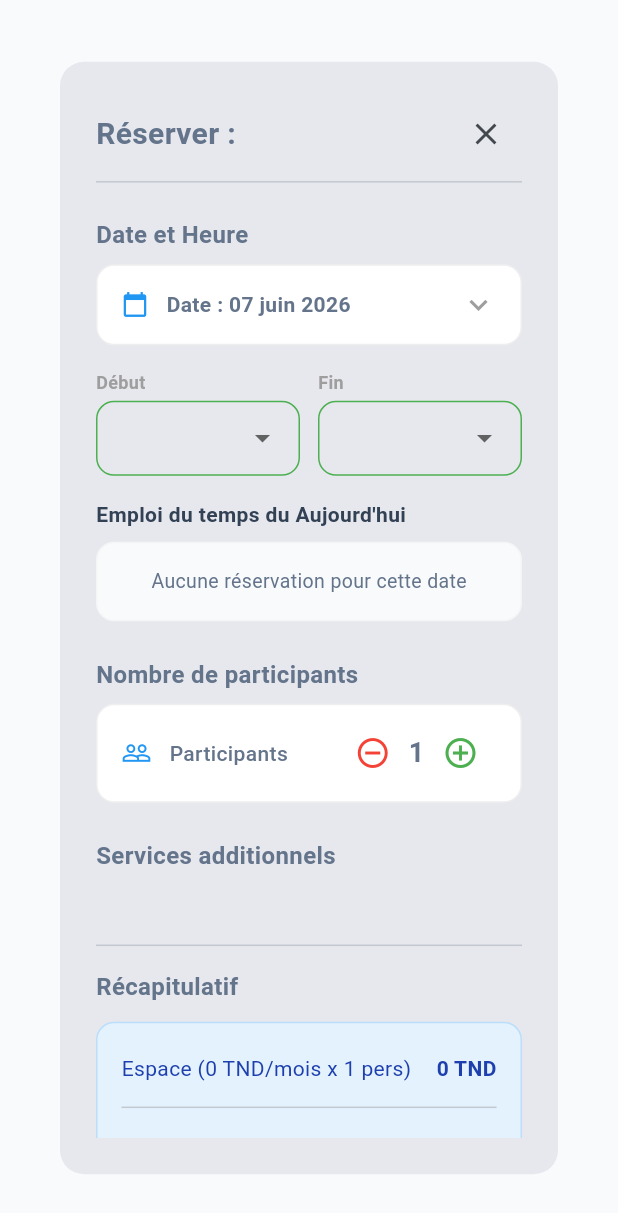
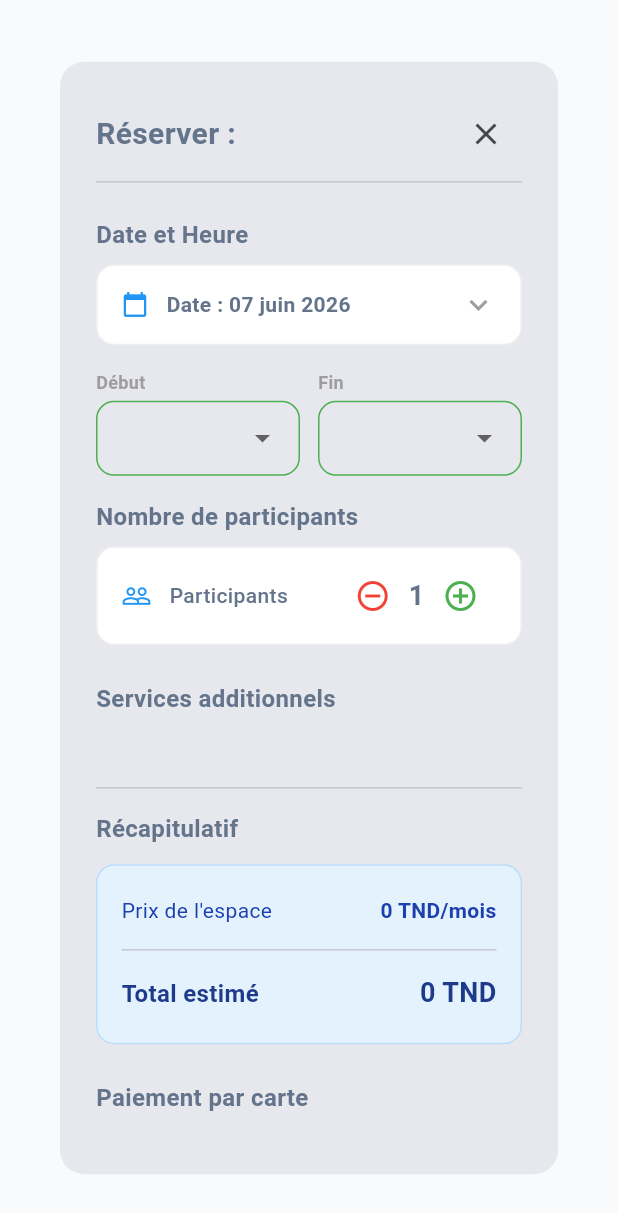
Before and after one commit to yesmine02/sunspace, a Flutter app: the BookingDialog widget shown alone on an empty page, opened directly with empty values, on a phone screen of 412 x 824 dp. Shown: the top 1213 px of the screen. Run offline on Flutter 3.47's test engine with Material 3 defaults, Android fonts, the phone set to English and light mode, and no system bars; our stand-ins replace file_picker, get, image_picker, shared_preferences; accounts and stored records are empty; network calls fail.

Commit message:
booking dialog

```diff
--- a/lib/widgets/shared/booking_dialog.dart
+++ b/lib/widgets/shared/booking_dialog.dart
@@ -34,11 +34,6 @@ class BookingDialog extends StatelessWidget {
       controller.numberOfPeople.value = initialParticipants ?? 1;
       controller.hasChosenStartTime.value = false;
       controller.hasChosenEndTime.value = false;
-
-      controller.fetchSpaceReservationsOnDay(
-        space.documentId ?? space.id.toString(),
-        controller.startDateTime.value,
-      );
     });
 
     return Dialog(
@@ -88,10 +83,6 @@ class BookingDialog extends StatelessWidget {
               _buildDateTimePicker(context, controller),
               const SizedBox(height: 16),
 
-              // Nouvel Emploi du temps (Schedule)
-              _buildScheduleView(controller),
-              const SizedBox(height: 24),
-
               // 1b. Nombre de personnes
               const Text(
                 "Nombre de participants",
@@ -132,19 +123,18 @@ class BookingDialog extends StatelessWidget {
                           .inMinutes /
                       60.0;
                   final displayHours = hours < 1.0 ? 1.0 : hours;
-                  final int participants = controller.numberOfPeople.value;
 
                   return Column(
                     children: [
                       if (controller.isMonthly.value)
                         _buildPriceRow(
-                          "Espace (${space.monthlyPrice.toInt()} TND/mois x $participants pers)",
-                          "${(space.monthlyPrice * participants).toInt()} TND",
+                          "Prix de l'espace",
+                          "${space.monthlyPrice.toInt()} TND/mois",
                         )
                       else
                         _buildPriceRow(
-                          "Espace (${space.hourlyPrice.toInt()} TND/h x ${displayHours.toStringAsFixed(displayHours == displayHours.toInt() ? 0 : 1)}h x $participants pers)",
-                          "${(displayHours * space.hourlyPrice * participants).toInt()} TND",
+                          "Espace (${space.hourlyPrice.toInt()} TND/h x ${displayHours.toStringAsFixed(displayHours == displayHours.toInt() ? 0 : 1)}h)",
+                          "${(displayHours * space.hourlyPrice).toInt()} TND",
                         ),
 
                       if (controller.selectedServices.isNotEmpty)
@@ -172,110 +162,103 @@ class BookingDialog extends StatelessWidget {
 
               // Bouton final
               Obx(() {
-                return SizedBox(
-                  width: double.infinity,
-                  child: ElevatedButton(
-                    onPressed: controller.isLoading.value
-                        ? null
-                        : () async {
-                            // Vérification capacité max
-                            if (controller.numberOfPeople.value > space.capacity) {
-                              Get.dialog(
-                                AlertDialog(
-                                  shape: RoundedRectangleBorder(
-                                    borderRadius: BorderRadius.circular(16),
-                                  ),
-                                  title: Row(
-                                    children: [
-                                      Icon(Icons.people_alt_rounded, color: Colors.red.shade600),
-                                      const SizedBox(width: 10),
-                                      const Text("Capacité dépassée"),
-                                    ],
-                                  ),
-                                  content: Text(
-                                    "Le nombre de participants dépasse la capacité maximale de la salle (${space.capacity} places).",
-                                  ),
-                                  actions: [
-                                    TextButton(
-                                      onPressed: () => Get.back(),
-                                      child: const Text(
-                                        "D'accord",
-                                        style: TextStyle(
-                                          fontWeight: FontWeight.bold,
-                                          color: Colors.blue,
-                                        ),
-                                      ),
-                                    ),
-                                  ],
-                                ),
-                              );
-                              return;
-                            }
+                // 1. Vérification Capacité Max
+                final bool capacityExceeded =
+                    controller.numberOfPeople.value > space.capacity;
 
-                            // Vérification chevauchement / places restantes
+                // 2. Vérification Chevauchements (Places restantes sur le créneau)
                 int occupied = 0;
                 final start = controller.startDateTime.value;
                 final end = controller.endDateTime.value;
+
                 for (var res in controller.spaceReservationsOnDay) {
                   if (start.isBefore(res.endDateTime) &&
                       end.isAfter(res.startDateTime)) {
                     occupied += res.numberOfPeople;
                   }
                 }
+
                 final int remaining = space.capacity - occupied;
-                            if (controller.numberOfPeople.value > remaining) {
-                              Get.dialog(
-                                AlertDialog(
-                                  shape: RoundedRectangleBorder(
-                                    borderRadius: BorderRadius.circular(16),
+                final bool slotFull =
+                    controller.numberOfPeople.value > remaining;
+
+                return Column(
+                  children: [
+                    if (capacityExceeded || slotFull)
+                      Padding(
+                        padding: const EdgeInsets.only(bottom: 12),
+                        child: Container(
+                          padding: const EdgeInsets.all(10),
+                          decoration: BoxDecoration(
+                            color: Colors.red.shade50,
+                            borderRadius: BorderRadius.circular(8),
+                            border: Border.all(color: Colors.red.shade200),
                           ),
-                                  title: Row(
+                          child: Row(
                             children: [
-                                      Icon(Icons.event_busy_rounded, color: Colors.orange.shade700),
-                                      const SizedBox(width: 10),
-                                      const Text("Créneau complet"),
-                                    ],
+                              Icon(
+                                Icons.error_outline,
+                                color: Colors.red.shade700,
+                                size: 20,
                               ),
-                                  content: Text(
-                                    "La salle est complète sur ce créneau. Il reste $remaining place(s) disponible(s).",
-                                  ),
-                                  actions: [
-                                    TextButton(
-                                      onPressed: () => Get.back(),
-                                      child: const Text(
-                                        "D'accord",
+                              const SizedBox(width: 8),
+                              Expanded(
+                                child: Text(
+                                  capacityExceeded
+                                      ? "Capacité max dépassée (${space.capacity} places)."
+                                      : "Salle complète sur ce créneau (Il reste $remaining places).",
                                   style: TextStyle(
+                                    color: Colors.red.shade700,
                                     fontWeight: FontWeight.bold,
-                                          color: Colors.blue,
+                                    fontSize: 13,
                                   ),
                                 ),
                               ),
                             ],
                           ),
-                              );
-                              return;
-                            }
-
+                        ),
+                      ),
+                    SizedBox(
+                      width: double.infinity,
+                      child: ElevatedButton(
+                        onPressed:
+                            (controller.isLoading.value ||
+                                capacityExceeded ||
+                                slotFull)
+                            ? null
+                            : () async {
                                 // Validation des champs de paiement si affichés
                                 if (showPayment && !isStudent) {
-                              if (controller.cardNameController.text.trim().isEmpty ||
-                                  controller.cardNumberController.text.trim().isEmpty ||
-                                  controller.cardExpiryController.text.trim().isEmpty ||
-                                  controller.cardCvcController.text.trim().isEmpty) {
+                                  if (controller.cardNameController.text
+                                          .trim()
+                                          .isEmpty ||
+                                      controller.cardNumberController.text
+                                          .trim()
+                                          .isEmpty ||
+                                      controller.cardExpiryController.text
+                                          .trim()
+                                          .isEmpty ||
+                                      controller.cardCvcController.text
+                                          .trim()
+                                          .isEmpty) {
                                     Get.snackbar(
                                       "Champs obligatoires",
                                       "Veuillez remplir toutes les informations de paiement par carte.",
                                       backgroundColor: Colors.red.shade700,
                                       colorText: Colors.white,
                                       snackPosition: SnackPosition.TOP,
-                                  icon: const Icon(Icons.warning_amber_rounded, color: Colors.white),
+                                      icon: const Icon(
+                                        Icons.warning_amber_rounded,
+                                        color: Colors.white,
+                                      ),
                                       margin: const EdgeInsets.all(12),
                                     );
                                     return;
                                   }
                                 }
 
-                            bool success = await controller.createReservation(space);
+                                bool success = await controller
+                                    .createReservation(space);
                                 if (success) {
                                   Get.back(result: true);
                                 }
@@ -286,6 +269,7 @@ class BookingDialog extends StatelessWidget {
                           shape: RoundedRectangleBorder(
                             borderRadius: BorderRadius.circular(8),
                           ),
+                          disabledBackgroundColor: Colors.grey.shade300,
                         ),
                         child: controller.isLoading.value
                             ? const SizedBox(
@@ -304,6 +288,8 @@ class BookingDialog extends StatelessWidget {
                                 ),
                               ),
                       ),
+                    ),
+                  ],
                 );
               }),
             ],
@@ -332,13 +318,8 @@ class BookingDialog extends StatelessWidget {
           const Spacer(),
           IconButton(
             onPressed: () {
-              if (controller.numberOfPeople.value > 1) {
+              if (controller.numberOfPeople.value > 1)
                 controller.numberOfPeople.value--;
-                controller.calculateTotal(
-                  hourlyPrice: space.hourlyPrice,
-                  monthlyPrice: space.monthlyPrice,
-                );
-              }
             },
             icon: const Icon(Icons.remove_circle_outline, color: Colors.red),
           ),
@@ -350,13 +331,8 @@ class BookingDialog extends StatelessWidget {
           ),
           IconButton(
             onPressed: () {
-              if (controller.numberOfPeople.value < space.capacity) {
+              if (controller.numberOfPeople.value < space.capacity)
                 controller.numberOfPeople.value++;
-                controller.calculateTotal(
-                  hourlyPrice: space.hourlyPrice,
-                  monthlyPrice: space.monthlyPrice,
-                );
-              }
             },
             icon: const Icon(Icons.add_circle_outline, color: Colors.green),
           ),
@@ -469,10 +445,6 @@ class BookingDialog extends StatelessWidget {
                   newStart.add(end.difference(start)),
                   space.hourlyPrice,
                   space.monthlyPrice,
-                );
-                controller.fetchSpaceReservationsOnDay(
-                  space.documentId ?? space.id.toString(),
-                  newStart,
                 );
               }
             },
@@ -673,8 +645,7 @@ class BookingDialog extends StatelessWidget {
       child: Row(
         mainAxisAlignment: MainAxisAlignment.spaceBetween,
         children: [
-          Expanded(
-            child: Text(
+          Text(
             label,
             style: TextStyle(
               fontSize: isTotal ? 16 : 14,
@@ -684,8 +655,6 @@ class BookingDialog extends StatelessWidget {
                   : const Color(0xFF1E40AF),
             ),
           ),
-          ),
-          const SizedBox(width: 8),
           Text(
             value,
             style: TextStyle(
@@ -700,79 +669,4 @@ class BookingDialog extends StatelessWidget {
       ),
     );
   }
-
-  /// Affiche l'emploi du temps (réservations existantes) pour le jour sélectionné.
-  Widget _buildScheduleView(BookingController controller) {
-    return Obx(() {
-      final reservations = controller.spaceReservationsOnDay;
-      final dateLabel =
-          DateFormat(
-                "Aujourd'hui",
-                'fr',
-              ).format(controller.startDateTime.value) ==
-              DateFormat("Aujourd'hui", 'fr').format(DateTime.now())
-          ? "Aujourd'hui"
-          : DateFormat('dd/MM', 'fr').format(controller.startDateTime.value);
-
-      return Column(
-        crossAxisAlignment: CrossAxisAlignment.start,
-        children: [
-          Text(
-            "Emploi du temps du $dateLabel",
-            style: const TextStyle(
-              fontSize: 14,
-              fontWeight: FontWeight.bold,
-              color: Color(0xFF334155),
-            ),
-          ),
-          const SizedBox(height: 8),
-          Container(
-            width: double.infinity,
-            padding: const EdgeInsets.all(16),
-            decoration: BoxDecoration(
-              color: const Color(0xFFF8FAFC),
-              borderRadius: BorderRadius.circular(12),
-              border: Border.all(color: Colors.grey.shade100),
-            ),
-            child: reservations.isEmpty
-                ? const Center(
-                    child: Text(
-                      "Aucune réservation pour cette date",
-                      style: TextStyle(fontSize: 13, color: Color(0xFF64748B)),
-                    ),
-                  )
-                : Wrap(
-                    spacing: 8,
-                    runSpacing: 8,
-                    children: reservations.map((res) {
-                      final start = DateFormat(
-                        'HH:mm',
-                      ).format(res.startDateTime);
-                      final end = DateFormat('HH:mm').format(res.endDateTime);
-                      return Container(
-                        padding: const EdgeInsets.symmetric(
-                          horizontal: 10,
-                          vertical: 6,
-                        ),
-                        decoration: BoxDecoration(
-                          color: const Color(0xFFDBEAFE),
-                          borderRadius: BorderRadius.circular(6),
-                          border: Border.all(color: const Color(0xFF93C5FD)),
-                        ),
-                        child: Text(
-                          "$start - $end",
-                          style: const TextStyle(
-                            fontSize: 12,
-                            fontWeight: FontWeight.bold,
-                            color: Color(0xFF1E40AF),
-                          ),
-                        ),
-                      );
-                    }).toList(),
-                  ),
-          ),
-        ],
-      );
-    });
 }
-}
```
Lines whose indentation alone changed are shown as unchanged.
